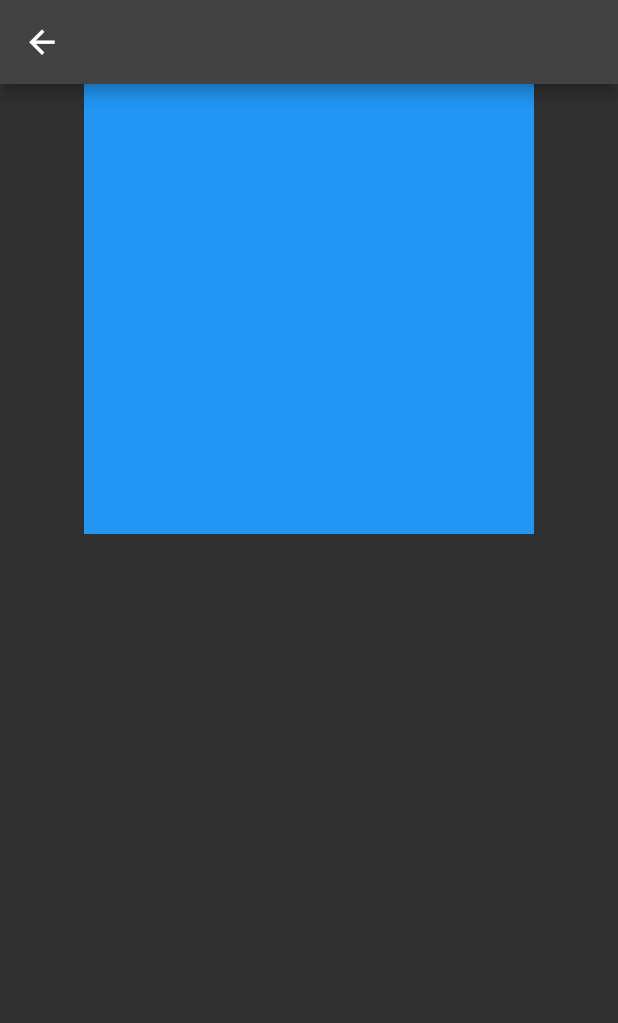
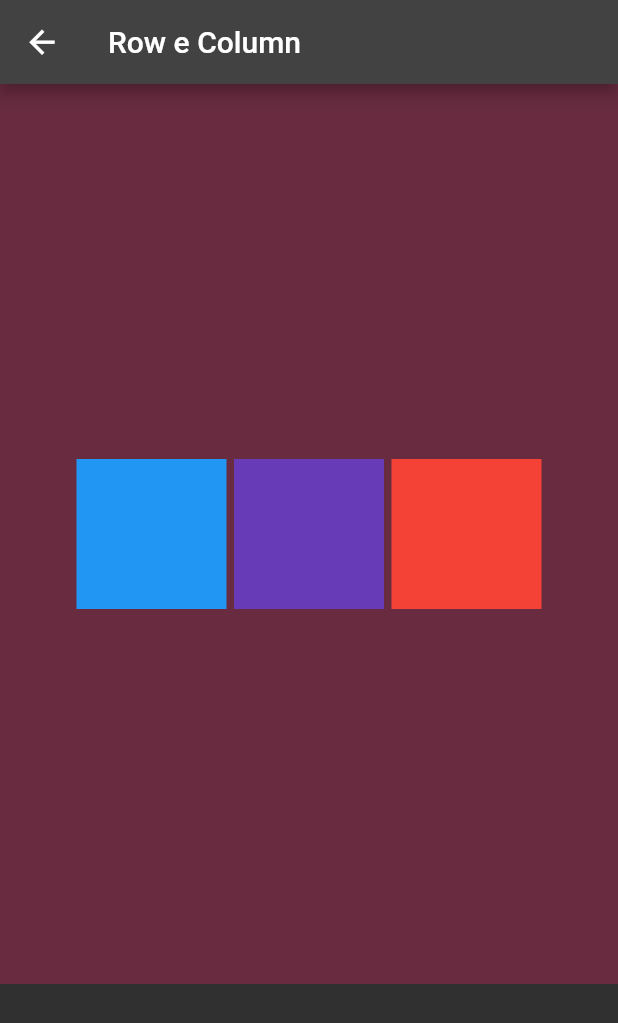
Before and after one commit to luizzlcs/iasd_myadmin, a Flutter app: the Testes screen opened directly, on a phone screen of 412 x 824 dp. Shown: the top 1023 px of the screen. Run offline on Flutter 3.47's test engine with Material 2 defaults, Android fonts, the phone set to English and light mode, and no system bars; our stand-ins replace auto_size_text, cloud_firestore, file_picker, firebase_auth, firebase_core, firebase_storage and 3 more; missing offline and left inert: flutter_launcher_icons, new_keyboard_shortcuts; accounts and stored records are empty; project files that could hold a hidden picture were left out.

Commit message:
Row e Column

```diff
--- a/lib/app/pages/dashboard/testes.dart
+++ b/lib/app/pages/dashboard/testes.dart
@@ -1,20 +1,38 @@
 import 'package:flutter/material.dart';
 
 class Testes extends StatelessWidget {
-
-  const Testes({ Key? key }) : super(key: key);
+  const Testes({Key? key}) : super(key: key);
 
   @override
   Widget build(BuildContext context) {
     return Scaffold(
-           appBar: AppBar(title: const Text(''),),
-           body: Center(
-             child: Column(
+      appBar: AppBar(
+        title: const Text('Row e Column'),
+      ),
+      body: Container(
+        color: Colors.pink.withOpacity(0.3),
+        height: 600,
+        child: Row(
+          crossAxisAlignment: CrossAxisAlignment.center,
+          mainAxisAlignment: MainAxisAlignment.center,
+
           children: [
             Container(
-                  width: 300,
-                  height: 300,
+              width: 100,
+              height: 100,
               color: Colors.blue,
+            ),
+            const SizedBox(width: 5),
+            Container(
+              width: 100,
+              height: 100,
+              color: Colors.deepPurple,
+            ),
+             const SizedBox(width: 5),
+            Container(
+              width: 100,
+              height: 100,
+              color: Colors.red,
             ),
           ],
         ),
```
Lines whose indentation alone changed are shown as unchanged.
